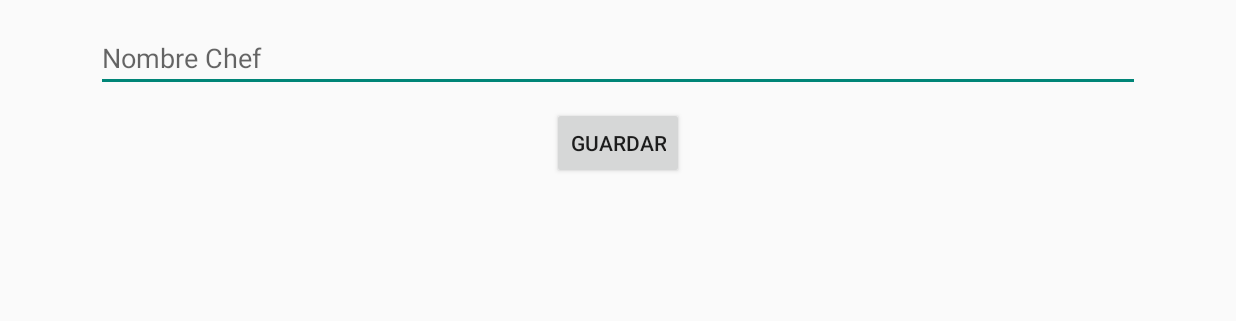
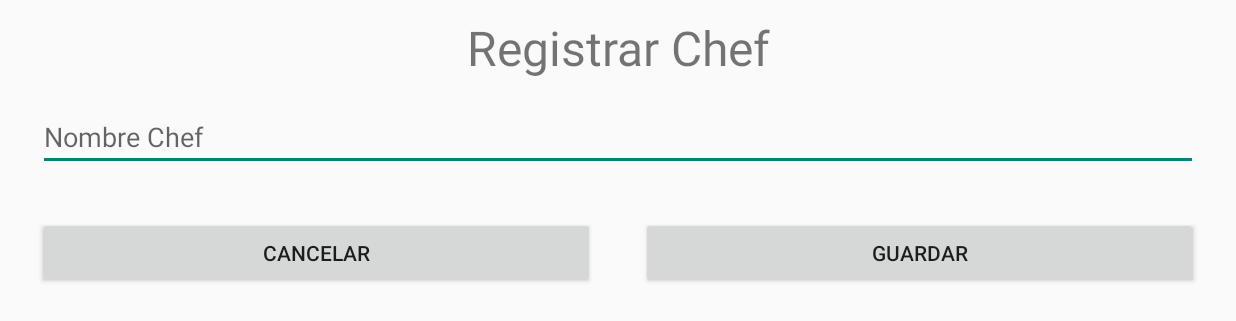
Before and after one commit to BlaShadow/RecetaAndroid, an Android app: the screen it shows after launch (ChefActivity), after a tap on an icon or button, on a phone screen of 824 x 412 dp (held sideways). Shown: the top 321 px of the screen. Run offline under Robolectric (Android 15) with nearby library versions, the phone set to English and light mode, and no system bars; our stand-ins replace Picasso; 2 statements that could not run were skipped.

Commit message:
some layout changes on chef creation

```diff
--- a/app/src/main/java/com/grupo2/recetaandroid/ChefActivity.java
+++ b/app/src/main/java/com/grupo2/recetaandroid/ChefActivity.java
@@ -43,4 +43,8 @@ public class ChefActivity extends ActionBarActivity {
         Toast.makeText(this, message, Toast.LENGTH_SHORT).show();
     }
 
+    public void salir(View bnt){
+        finish();
+    }
+
 }
--- a/app/src/main/res/layout/activity_chef.xml
+++ b/app/src/main/res/layout/activity_chef.xml
@@ -5,21 +5,46 @@
     android:paddingTop="@dimen/activity_vertical_margin"
     android:paddingBottom="@dimen/activity_vertical_margin"
     android:orientation="vertical"
+    android:padding="10dp"
     tools:context="com.grupo2.recetaandroid.ChefActivity">
+
+    <TextView
+        android:layout_width="fill_parent"
+        android:layout_height="wrap_content"
+        android:text="Registrar Chef"
+        android:textSize="32sp"
+        android:gravity="center"/>
 
     <EditText
         android:layout_width="fill_parent"
         android:layout_height="wrap_content"
         android:hint="Nombre Chef"
+        android:layout_margin="15dp"
         android:id="@+id/chef_name_txt"/>
+    <LinearLayout
+        android:layout_width="fill_parent"
+        android:orientation="horizontal"
+        android:layout_height="wrap_content">
 
-    <Button
-        android:layout_width="wrap_content"
-        android:layout_gravity="center"
-        android:layout_margin="10dp"
-        android:text="Guardar"
-        android:onClick="saveChef"
-        android:layout_height="wrap_content" />
+        <Button
+            android:layout_width="fill_parent"
+            android:layout_margin="15dp"
+            android:layout_weight="1"
+            android:layout_height="wrap_content"
+            android:onClick="salir"
+            android:text="Cancelar"/>
+
+        <Button
+            android:layout_width="fill_parent"
+            android:layout_gravity="center"
+            android:layout_margin="15dp"
+            android:text="Guardar"
+
+            android:layout_weight="1"
+            android:onClick="saveChef"
+            android:layout_height="wrap_content" />
+
+        </LinearLayout>L
 
 
 </LinearLayout>
```
